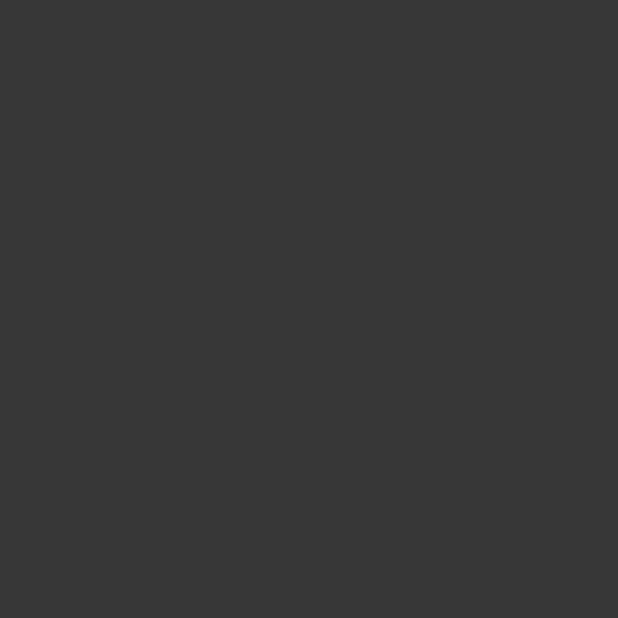
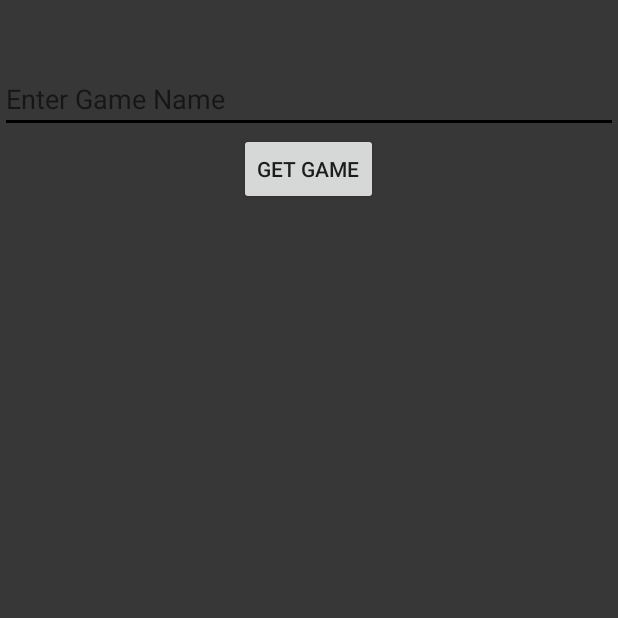
Before and after one commit to colinbarber/COEN-ELEC-390, an Android app: the JoinGame screen opened directly, with no data from a screen before it, on a phone screen of 412 x 824 dp, the top half of it. Before the commit the part shown is empty. Run offline under Robolectric (Android 15) with nearby library versions, the phone set to English and light mode, and no system bars; our stand-ins replace Volley.

Commit message:
created PoC on fetching the game in joinGame activity

```diff
--- a/app/src/main/java/com/example/roumeliotis/tagit/GameManager.java
+++ b/app/src/main/java/com/example/roumeliotis/tagit/GameManager.java
@@ -79,7 +79,7 @@ public class GameManager extends SQLiteOpenHelper{
         contentValues.put(GameManagerConfigs.GAME_ENDTIME_COLUMN, game.getTime_end());
 
         try {
-            id = sqLiteDatabase.insertOrThrow(GameManagerConfigs.TABLE_GAME, null, contentValues);
+            id = sqLiteDatabase.replaceOrThrow(GameManagerConfigs.TABLE_GAME, null, contentValues);
         } catch (SQLiteException e){
             Log.d(TAG,"Exception: " + e.getMessage());
             Toast.makeText(context, "Operation failed: " + e.getMessage(), Toast.LENGTH_LONG).show();
@@ -103,7 +103,7 @@ public class GameManager extends SQLiteOpenHelper{
         contentValues.put(GameManagerConfigs.TEAM_COLOUR, team.getColour());
 
         try {
-            id = sqLiteDatabase.insertOrThrow(GameManagerConfigs.TABLE_TEAM, null, contentValues);
+            id = sqLiteDatabase.replaceOrThrow(GameManagerConfigs.TABLE_TEAM, null, contentValues);
         } catch (SQLiteException e){
             Log.d(TAG,"Exception: " + e.getMessage());
             Toast.makeText(context, "Operation failed: " + e.getMessage(), Toast.LENGTH_LONG).show();
@@ -128,7 +128,7 @@ public class GameManager extends SQLiteOpenHelper{
         contentValues.put(GameManagerConfigs.TAG_POINT, 0);
 
         try {
-            id = sqLiteDatabase.insertOrThrow(GameManagerConfigs.TABLE_TAG, null, contentValues);
+            id = sqLiteDatabase.replaceOrThrow(GameManagerConfigs.TABLE_TAG, null, contentValues);
         } catch (SQLiteException e){
             Log.d(TAG,"Exception: " + e.getMessage());
             Toast.makeText(context, "Operation failed: " + e.getMessage(), Toast.LENGTH_LONG).show();
--- a/app/src/main/java/com/example/roumeliotis/tagit/JoinGame.java
+++ b/app/src/main/java/com/example/roumeliotis/tagit/JoinGame.java
@@ -1,13 +1,100 @@
 package com.example.roumeliotis.tagit;
 
+import android.content.Intent;
 import android.support.v7.app.AppCompatActivity;
 import android.os.Bundle;
+import android.view.Gravity;
+import android.view.View;
+import android.widget.Button;
+import android.widget.EditText;
+import android.widget.TextView;
+import android.widget.Toast;
+
+import com.android.volley.VolleyError;
+
+import org.json.JSONException;
+import org.json.JSONObject;
+
+import java.util.ArrayList;
+import java.util.Date;
+import java.util.List;
 
 public class JoinGame extends AppCompatActivity {
+
+    //TODO PoC, can and should be made to look better
+    private final String TAG = "joinGameActivity";
+    EditText getGameEditText;
+    Button getGameButton;
+    TextView gameDisplayTextView;
+    Game mGame;
+    ServerHelper serverHelper;
+    GameManager gameManager;
+    String gameText;
 
     @Override
     protected void onCreate(Bundle savedInstanceState) {
         super.onCreate(savedInstanceState);
         setContentView(R.layout.activity_join_game);
+
+        Intent intent = getIntent();
+
+        getGameEditText = findViewById(R.id.enter_game_name_edittext);
+        getGameButton = findViewById(R.id.get_game_button);
+        gameDisplayTextView = findViewById(R.id.game_display_textview);
+        serverHelper = new ServerHelper();
+        gameManager = new GameManager(this);
+
+        gameText="";
+
+        getGameButton.setOnClickListener(new View.OnClickListener() {
+            @Override
+            public void onClick(View v) {
+                String name = getGameEditText.getText().toString().trim();
+                if(name.equals("")){
+                    Toast toast=Toast.makeText(getApplicationContext(),"Enter a game name",Toast.LENGTH_SHORT);
+                    toast.setGravity(Gravity.CENTER, 0, 0);
+                    toast.show();
+                }
+                else{
+                    serverHelper.fetchGame(name, getApplicationContext(), new VolleyCallback() {
+                        @Override
+                        public void onSuccess(JSONObject response) {
+                            try {
+                                mGame = gameManager.getGameByRemoteID(response.getLong("game_id"));
+                                gameText+= mGame.getName() +"\n" +
+                                        mGame.getUsername() +"\n"+
+                                        new Date(mGame.getTime_end()).toString() + "\n\n";
+
+                                List<Team> teams= gameManager.getTeamsByGameID(mGame.getId());
+                                for(int i = 0; i< teams.size(); i++){
+                                    gameText += teams.get(i).getName() + "\t" + teams.get(i).getColour() + "\n";
+                                }
+
+                                gameText+="\n\n";
+
+                                List<NFCTag> tags = gameManager.getTagsByGameID(mGame.getId());
+                                for (int i = 0; i<tags.size(); i++){
+                                    gameText+= tags.get(i).getHint()+"\n";
+                                }
+
+                                gameDisplayTextView.setText(gameText);
+                                gameDisplayTextView.setVisibility(View.VISIBLE);
+
+                            } catch(JSONException e){
+                                e.printStackTrace();
+                                Toast toast=Toast.makeText(getApplicationContext(),"Something went wrong",Toast.LENGTH_SHORT);
+                                toast.setGravity(Gravity.CENTER, 0, 0);
+                                toast.show();
+                            }
+                        }
+
+                        @Override
+                        public void onError(VolleyError error) {
+
+                        }
+                    });
+                }
+            }
+        });
     }
 }
--- a/app/src/main/java/com/example/roumeliotis/tagit/VolleySingleton.java
+++ b/app/src/main/java/com/example/roumeliotis/tagit/VolleySingleton.java
@@ -34,4 +34,6 @@ public class VolleySingleton {
     public void addToQueue(JsonObjectRequest req){
         getRequestQueue().add(req);
     }
+
+    //TODO add cancel all pending requests function to be used for when the app is closed
 }
--- a/app/src/main/res/layout/activity_join_game.xml
+++ b/app/src/main/res/layout/activity_join_game.xml
@@ -7,4 +7,36 @@
     android:background="@color/colorBackground"
     tools:context=".JoinGame">
 
+    <EditText
+        android:id="@+id/enter_game_name_edittext"
+        android:layout_width="match_parent"
+        android:layout_height="wrap_content"
+        android:layout_alignParentStart="true"
+        android:layout_alignParentTop="true"
+        android:layout_marginTop="43dp"
+        android:hint="Enter Game Name"
+        android:inputType="text"
+        android:digits="ABCDEFGHIJKLMNOPQRSTUVWXYZabcdefghijklmnopqrstuvwxyz -_1234567890"
+        android:maxLength="100"/>
+
+    <Button
+        android:id="@+id/get_game_button"
+        android:layout_width="wrap_content"
+        android:layout_height="wrap_content"
+        android:layout_below="@+id/enter_game_name_edittext"
+        android:layout_centerHorizontal="true"
+        android:text="get game" />
+
+    <TextView
+        android:id="@+id/game_display_textview"
+        android:layout_width="wrap_content"
+        android:layout_height="wrap_content"
+        android:layout_alignParentStart="true"
+        android:layout_alignParentTop="true"
+        android:layout_marginStart="0dp"
+        android:layout_marginTop="167dp"
+        android:text="TextView"
+        android:visibility="gone" />
+
+
 </RelativeLayout>
```
